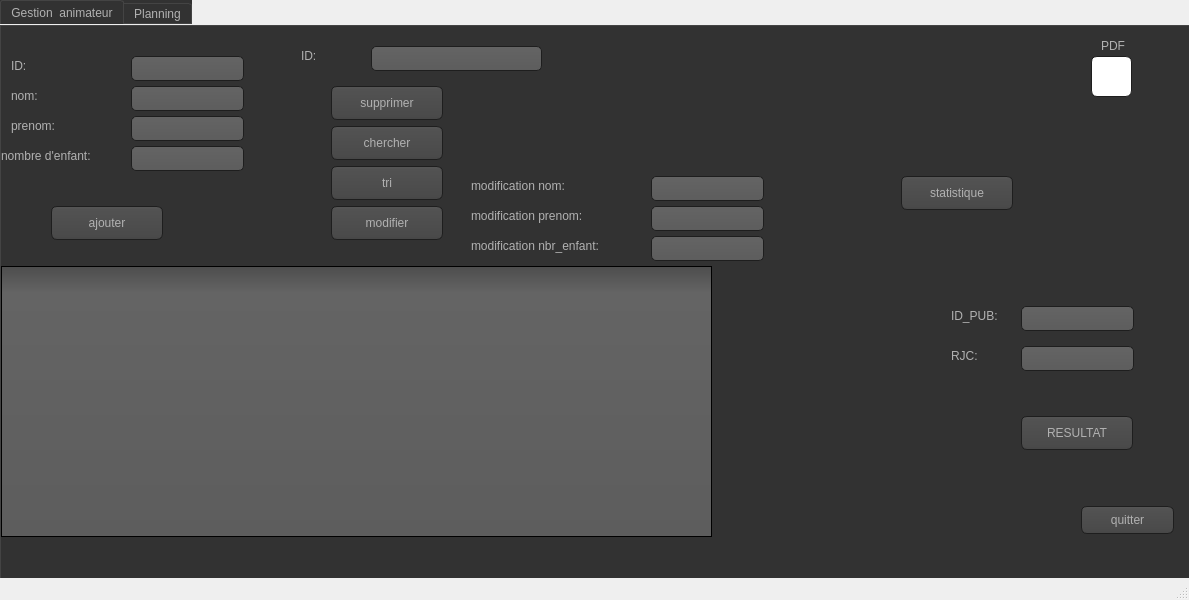
Qt form gestionanimateur/gestion_animateur.ui (dina-boughanmi/projet-C-) before a commit.
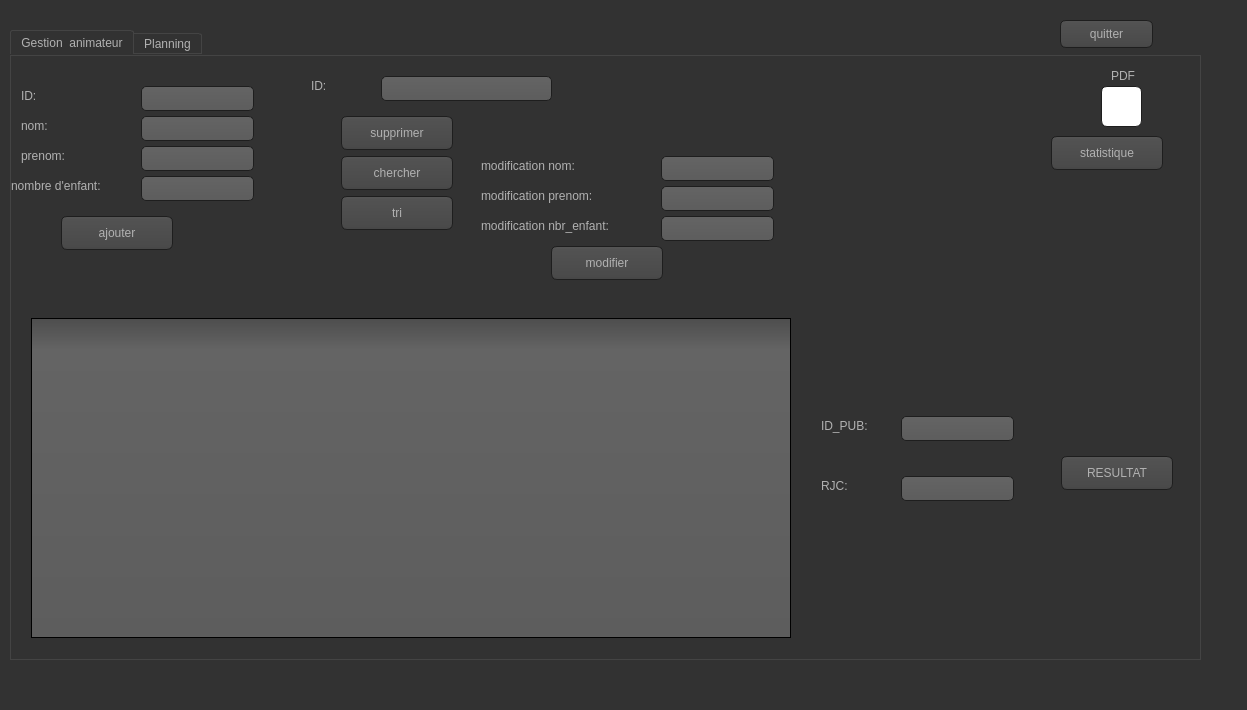
The same form after that commit. Icons and pictures are not drawn.

The edit to the form file:
```diff
--- a/gestionanimateur/gestion_animateur.ui
+++ b/gestionanimateur/gestion_animateur.ui
@@ -6,21 +6,489 @@
    <rect>
     <x>0</x>
     <y>0</y>
-    <width>1189</width>
-    <height>600</height>
+    <width>1247</width>
+    <height>710</height>
    </rect>
   </property>
   <property name="windowTitle">
    <string/>
   </property>
+  <property name="styleSheet">
+   <string notr="true">QCheckBox::indicator:checked, QRadioButton::indicator:checked
+{
+    border: 1px solid #444;
+       background-color: #3995D7;
+}
+
+
+QToolTip
+{
+     border: 1px solid black;
+     background-color:#3995D7;
+     padding: 1px;
+     border-radius: 3px;
+     opacity: 100;
+}
+
+QWidget
+{
+    color: #b1b1b1;
+    background-color: #323232;
+}
+
+QWidget:item:hover
+{
+    background-color: QLinearGradient( x1: 0, y1: 0, x2: 0, y2: 1, stop: 0#3995D7, stop: 1 #ca0619);
+    color: #000000;
+}
+
+QWidget:item:selected
+{
+    background-color: QLinearGradient( x1: 0, y1: 0, x2: 0, y2: 1, stop: 0#3995D7, stop: 1 #d7801a);
+}
+
+QMenuBar::item
+{
+    background: transparent;
+}
+
+QMenuBar::item:selected
+{
+    background: transparent;
+    border: 1px solid#3995D7;
+}
+
+QMenuBar::item:pressed
+{
+    background: #444;
+    border: 1px solid #000;
+    background-color: QLinearGradient(
+        x1:0, y1:0,
+        x2:0, y2:1,
+        stop:1 #212121,
+        stop:0.4 #343434/*,
+        stop:0.2 #343434,
+        stop:0.1#3995D7*/
+    );
+    margin-bottom:-1px;
+    padding-bottom:1px;
+}
+
+QMenu
+{
+    border: 1px solid #000;
+}
+
+QMenu::item
+{
+    padding: 2px 20px 2px 20px;
+}
+
+QMenu::item:selected
+{
+    color: #000000;
+}
+
+QWidget:disabled
+{
+    color: #404040;
+    background-color: #323232;
+}
+
+QAbstractItemView
+{
+    background-color: QLinearGradient( x1: 0, y1: 0, x2: 0, y2: 1, stop: 0 #4d4d4d, stop: 0.1 #646464, stop: 1 #5d5d5d);
+}
+
+QWidget:focus
+{
+    /*border: 2px solid QLinearGradient( x1: 0, y1: 0, x2: 0, y2: 1, stop: 0#3995D7, stop: 1 #d7801a);*/
+}
+
+QLineEdit
+{
+    background-color: QLinearGradient( x1: 0, y1: 0, x2: 0, y2: 1, stop: 0 #4d4d4d, stop: 0 #646464, stop: 1 #5d5d5d);
+    padding: 1px;
+    border-style: solid;
+    border: 1px solid #1e1e1e;
+    border-radius: 5;
+}
+
+QPushButton
+{
+    color: #b1b1b1;
+    background-color: QLinearGradient( x1: 0, y1: 0, x2: 0, y2: 1, stop: 0 #565656, stop: 0.1 #525252, stop: 0.5 #4e4e4e, stop: 0.9 #4a4a4a, stop: 1 #464646);
+    border-width: 1px;
+    border-color: #1e1e1e;
+    border-style: solid;
+    border-radius: 6;
+    padding: 3px;
+    font-size: 12px;
+    padding-left: 5px;
+    padding-right: 5px;
+}
+
+QPushButton:pressed
+{
+    background-color: QLinearGradient( x1: 0, y1: 0, x2: 0, y2: 1, stop: 0 #2d2d2d, stop: 0.1 #2b2b2b, stop: 0.5 #292929, stop: 0.9 #282828, stop: 1 #252525);
+}
+
+QComboBox
+{
+    selection-background-color:#3995D7;
+    background-color: QLinearGradient( x1: 0, y1: 0, x2: 0, y2: 1, stop: 0 #565656, stop: 0.1 #525252, stop: 0.5 #4e4e4e, stop: 0.9 #4a4a4a, stop: 1 #464646);
+    border-style: solid;
+    border: 1px solid #1e1e1e;
+    border-radius: 5;
+}
+
+QComboBox:hover,QPushButton:hover
+{
+    border: 2px solid QLinearGradient( x1: 0, y1: 0, x2: 0, y2: 1, stop: 0#3995D7, stop: 1 #3995D7);
+}
+
+
+QComboBox:on
+{
+    padding-top: 3px;
+    padding-left: 4px;
+    background-color: QLinearGradient( x1: 0, y1: 0, x2: 0, y2: 1, stop: 0 #2d2d2d, stop: 0.1 #2b2b2b, stop: 0.5 #292929, stop: 0.9 #282828, stop: 1 #252525);
+    selection-background-color:#3995D7;
+}
+
+QComboBox QAbstractItemView
+{
+    border: 2px solid darkgray;
+    selection-background-color: QLinearGradient( x1: 0, y1: 0, x2: 0, y2: 1, stop: 0#3995D7, stop: 1 #d7801a);
+}
+
+QComboBox::drop-down
+{
+     subcontrol-origin: padding;
+     subcontrol-position: top right;
+     width: 15px;
+
+     border-left-width: 0px;
+     border-left-color: darkgray;
+     border-left-style: solid; /* just a single line */
+     border-top-right-radius: 3px; /* same radius as the QComboBox */
+     border-bottom-right-radius: 3px;
+ }
+
+QComboBox::down-arrow
+{
+     image: url(:/down_arrow.png);
+}
+
+QGroupBox:focus
+{
+border: 2px solid QLinearGradient( x1: 0, y1: 0, x2: 0, y2: 1, stop: 0#3995D7, stop: 1 #d7801a);
+}
+
+QTextEdit:focus
+{
+    border: 2px solid QLinearGradient( x1: 0, y1: 0, x2: 0, y2: 1, stop: 0#3995D7, stop: 1 #d7801a);
+}
+
+QScrollBar:horizontal {
+     border: 1px solid #222222;
+     background: QLinearGradient( x1: 0, y1: 0, x2: 0, y2: 1, stop: 0.0 #121212, stop: 0.2 #282828, stop: 1 #484848);
+     height: 7px;
+     margin: 0px 16px 0 16px;
+}
+
+QScrollBar::handle:horizontal
+{
+      background: QLinearGradient( x1: 0, y1: 0, x2: 1, y2: 0, stop: 0#3995D7, stop: 0.5 #d7801a, stop: 1#3995D7);
+      min-height: 20px;
+      border-radius: 2px;
+}
+
+QScrollBar::add-line:horizontal {
+      border: 1px solid #1b1b19;
+      border-radius: 2px;
+      background: QLinearGradient( x1: 0, y1: 0, x2: 1, y2: 0, stop: 0#3995D7, stop: 1 #d7801a);
+      width: 14px;
+      subcontrol-position: right;
+      subcontrol-origin: margin;
+}
+
+QScrollBar::sub-line:horizontal {
+      border: 1px solid #1b1b19;
+      border-radius: 2px;
+      background: QLinearGradient( x1: 0, y1: 0, x2: 1, y2: 0, stop: 0#3995D7, stop: 1 #d7801a);
+      width: 14px;
+     subcontrol-position: left;
+     subcontrol-origin: margin;
+}
+
+QScrollBar::right-arrow:horizontal, QScrollBar::left-arrow:horizontal
+{
+      border: 1px solid black;
+      width: 1px;
+      height: 1px;
+      background: white;
+}
+
+QScrollBar::add-page:horizontal, QScrollBar::sub-page:horizontal
+{
+      background: none;
+}
+
+QScrollBar:vertical
+{
+      background: QLinearGradient( x1: 0, y1: 0, x2: 1, y2: 0, stop: 0.0 #121212, stop: 0.2 #282828, stop: 1 #484848);
+      width: 7px;
+      margin: 16px 0 16px 0;
+      border: 1px solid #222222;
+}
+
+QScrollBar::handle:vertical
+{
+      background: QLinearGradient( x1: 0, y1: 0, x2: 0, y2: 1, stop: 0#3995D7, stop: 0.5 #d7801a, stop: 1#3995D7);
+      min-height: 20px;
+      border-radius: 2px;
+}
+
+QScrollBar::add-line:vertical
+{
+      border: 1px solid #1b1b19;
+      border-radius: 2px;
+      background: QLinearGradient( x1: 0, y1: 0, x2: 0, y2: 1, stop: 0#3995D7, stop: 1 #d7801a);
+      height: 14px;
+      subcontrol-position: bottom;
+      subcontrol-origin: margin;
+}
+
+QScrollBar::sub-line:vertical
+{
+      border: 1px solid #1b1b19;
+      border-radius: 2px;
+      background: QLinearGradient( x1: 0, y1: 0, x2: 0, y2: 1, stop: 0 #d7801a, stop: 1#3995D7);
+      height: 14px;
+      subcontrol-position: top;
+      subcontrol-origin: margin;
+}
+
+QScrollBar::up-arrow:vertical, QScrollBar::down-arrow:vertical
+{
+      border: 1px solid black;
+      width: 1px;
+      height: 1px;
+      background: white;
+}
+
+
+QScrollBar::add-page:vertical, QScrollBar::sub-page:vertical
+{
+      background: none;
+}
+
+QTextEdit
+{
+    background-color: #242424;
+}
+
+QPlainTextEdit
+{
+    background-color: #242424;
+}
+
+QHeaderView::section
+{
+    background-color: QLinearGradient(x1:0, y1:0, x2:0, y2:1, stop:0 #616161, stop: 0.5 #505050, stop: 0.6 #434343, stop:1 #656565);
+    color: white;
+    padding-left: 4px;
+    border: 1px solid #6c6c6c;
+}
+
+QCheckBox:disabled
+{
+color: #414141;
+}
+
+QDockWidget::title
+{
+    text-align: center;
+    spacing: 3px; /* spacing between items in the tool bar */
+    background-color: QLinearGradient(x1:0, y1:0, x2:0, y2:1, stop:0 #323232, stop: 0.5 #242424, stop:1 #323232);
+}
+
+QDockWidget::close-button, QDockWidget::float-button
+{
+    text-align: center;
+    spacing: 1px; /* spacing between items in the tool bar */
+    background-color: QLinearGradient(x1:0, y1:0, x2:0, y2:1, stop:0 #323232, stop: 0.5 #242424, stop:1 #323232);
+}
+
+QDockWidget::close-button:hover, QDockWidget::float-button:hover
+{
+    background: #242424;
+}
+
+QDockWidget::close-button:pressed, QDockWidget::float-button:pressed
+{
+    padding: 1px -1px -1px 1px;
+}
+
+QMainWindow::separator
+{
+    background-color: QLinearGradient(x1:0, y1:0, x2:0, y2:1, stop:0 #161616, stop: 0.5 #151515, stop: 0.6 #212121, stop:1 #343434);
+    color: white;
+    padding-left: 4px;
+    border: 1px solid #4c4c4c;
+    spacing: 3px; /* spacing between items in the tool bar */
+}
+
+QMainWindow::separator:hover
+{
+
+    background-color: QLinearGradient(x1:0, y1:0, x2:0, y2:1, stop:0 #d7801a, stop:0.5 #b56c17 stop:1#3995D7);
+    color: white;
+    padding-left: 4px;
+    border: 1px solid #6c6c6c;
+    spacing: 3px; /* spacing between items in the tool bar */
+}
+
+QToolBar::handle
+{
+     spacing: 3px; /* spacing between items in the tool bar */
+     background: url(:/images/handle.png);
+}
+
+QMenu::separator
+{
+    height: 2px;
+    background-color: QLinearGradient(x1:0, y1:0, x2:0, y2:1, stop:0 #161616, stop: 0.5 #151515, stop: 0.6 #212121, stop:1 #343434);
+    color: white;
+    padding-left: 4px;
+    margin-left: 10px;
+    margin-right: 5px;
+}
+
+QProgressBar
+{
+    border: 2px solid grey;
+    border-radius: 5px;
+    text-align: center;
+}
+
+QProgressBar::chunk
+{
+    background-color:#3995D7;
+    width: 2.15px;
+    margin: 0.5px;
+}
+
+QTabBar::tab {
+    color: #b1b1b1;
+    border: 1px solid #444;
+    border-bottom-style: none;
+    background-color: #323232;
+    padding-left: 10px;
+    padding-right: 10px;
+    padding-top: 3px;
+    padding-bottom: 2px;
+    margin-right: -1px;
+}
+
+QTabWidget::pane {
+    border: 1px solid #444;
+    top: 1px;
+}
+
+QTabBar::tab:last
+{
+    margin-right: 0; /* the last selected tab has nothing to overlap with on the right */
+    border-top-right-radius: 3px;
+}
+
+QTabBar::tab:first:!selected
+{
+ margin-left: 0px; /* the last selected tab has nothing to overlap with on the right */
+
+
+    border-top-left-radius: 3px;
+}
+
+QTabBar::tab:!selected
+{
+    color: #b1b1b1;
+    border-bottom-style: solid;
+    margin-top: 3px;
+    background-color: QLinearGradient(x1:0, y1:0, x2:0, y2:1, stop:1 #212121, stop:.4 #343434);
+}
+
+QTabBar::tab:selected
+{
+    border-top-left-radius: 3px;
+    border-top-right-radius: 3px;
+    margin-bottom: 0px;
+}
+
+QTabBar::tab:!selected:hover
+{
+    /*border-top: 2px solid#3995D7;
+    padding-bottom: 3px;*/
+    border-top-left-radius: 3px;
+    border-top-right-radius: 3px;
+    background-color: QLinearGradient(x1:0, y1:0, x2:0, y2:1, stop:1 #212121, stop:0.4 #343434, stop:0.2 #343434, stop:0.1#3995D7);
+}
+
+QRadioButton::indicator:checked, QRadioButton::indicator:unchecked{
+    color: #b1b1b1;
+    background-color: #323232;
+    border: 1px solid #b1b1b1;
+    border-radius: 6px;
+}
+
+QRadioButton::indicator:checked
+{
+    background-color: qradialgradient(
+        cx: 0.5, cy: 0.5,
+        fx: 0.5, fy: 0.5,
+        radius: 1.0,
+        stop: 0.25#3995D7,
+        stop: 0.3 #323232
+    );
+}
+
+QCheckBox::indicator{
+    color: #b1b1b1;
+    background-color: #323232;
+    border: 1px solid #b1b1b1;
+    width: 9px;
+    height: 9px;
+}
+
+QRadioButton::indicator
+{
+    border-radius: 6px;
+}
+
+QRadioButton::indicator:hover, QCheckBox::indicator:hover
+{
+    border: 1px solid#3995D7;
+}
+
+QCheckBox::indicator:checked
+{
+    image:url(:/images/checkbox.png);
+}
+
+QCheckBox::indicator:disabled, QRadioButton::indicator:disabled
+{
+    border: 1px solid #444;
+}</string>
+  </property>
   <widget class="QWidget" name="centralwidget">
    <widget class="QTabWidget" name="PLANNING">
     <property name="geometry">
      <rect>
-      <x>0</x>
-      <y>0</y>
+      <x>10</x>
+      <y>30</y>
       <width>1191</width>
-      <height>621</height>
+      <height>630</height>
      </rect>
     </property>
     <property name="styleSheet">
@@ -580,7 +1048,7 @@
       <property name="geometry">
        <rect>
         <x>50</x>
-        <y>180</y>
+        <y>160</y>
         <width>112</width>
         <height>34</height>
        </rect>
@@ -592,10 +1060,10 @@
      <widget class="QTableView" name="tab_animateur">
       <property name="geometry">
        <rect>
-        <x>0</x>
-        <y>240</y>
-        <width>711</width>
-        <height>271</height>
+        <x>20</x>
+        <y>262</y>
+        <width>760</width>
+        <height>320</height>
        </rect>
       </property>
      </widget>
@@ -667,8 +1135,8 @@
      <widget class="QPushButton" name="modifier">
       <property name="geometry">
        <rect>
-        <x>330</x>
-        <y>180</y>
+        <x>540</x>
+        <y>190</y>
         <width>112</width>
         <height>34</height>
        </rect>
@@ -681,7 +1149,7 @@
       <property name="geometry">
        <rect>
         <x>470</x>
-        <y>150</y>
+        <y>100</y>
         <width>131</width>
         <height>20</height>
        </rect>
@@ -694,7 +1162,7 @@
       <property name="geometry">
        <rect>
         <x>470</x>
-        <y>180</y>
+        <y>130</y>
         <width>161</width>
         <height>20</height>
        </rect>
@@ -707,7 +1175,7 @@
       <property name="geometry">
        <rect>
         <x>650</x>
-        <y>150</y>
+        <y>100</y>
         <width>113</width>
         <height>25</height>
        </rect>
@@ -720,7 +1188,7 @@
       <property name="geometry">
        <rect>
         <x>650</x>
-        <y>180</y>
+        <y>130</y>
         <width>113</width>
         <height>25</height>
        </rect>
@@ -792,7 +1260,7 @@
       <property name="geometry">
        <rect>
         <x>470</x>
-        <y>210</y>
+        <y>160</y>
         <width>191</width>
         <height>20</height>
        </rect>
@@ -805,7 +1273,7 @@
       <property name="geometry">
        <rect>
         <x>650</x>
-        <y>210</y>
+        <y>160</y>
         <width>113</width>
         <height>25</height>
        </rect>
@@ -817,8 +1285,8 @@
      <widget class="QPushButton" name="statistique">
       <property name="geometry">
        <rect>
-        <x>900</x>
-        <y>150</y>
+        <x>1040</x>
+        <y>80</y>
         <width>112</width>
         <height>34</height>
        </rect>
@@ -830,8 +1298,8 @@
      <widget class="QLabel" name="label_12">
       <property name="geometry">
        <rect>
-        <x>950</x>
-        <y>280</y>
+        <x>810</x>
+        <y>360</y>
         <width>61</width>
         <height>20</height>
        </rect>
@@ -843,8 +1311,8 @@
      <widget class="QLineEdit" name="l_pub">
       <property name="geometry">
        <rect>
-        <x>1020</x>
-        <y>280</y>
+        <x>890</x>
+        <y>360</y>
         <width>113</width>
         <height>25</height>
        </rect>
@@ -856,8 +1324,8 @@
      <widget class="QPushButton" name="RJC1">
       <property name="geometry">
        <rect>
-        <x>1020</x>
-        <y>390</y>
+        <x>1050</x>
+        <y>400</y>
         <width>112</width>
         <height>34</height>
        </rect>
@@ -869,8 +1337,8 @@
      <widget class="QLineEdit" name="pointage">
       <property name="geometry">
        <rect>
-        <x>1020</x>
-        <y>320</y>
+        <x>890</x>
+        <y>420</y>
         <width>113</width>
         <height>25</height>
        </rect>
@@ -879,8 +1347,8 @@
      <widget class="QLabel" name="label_13">
       <property name="geometry">
        <rect>
-        <x>950</x>
-        <y>320</y>
+        <x>810</x>
+        <y>420</y>
         <width>61</width>
         <height>20</height>
        </rect>
@@ -889,17 +1357,17 @@
        <string>RJC:</string>
       </property>
      </widget>
-     <widget class="QPushButton" name="quitter_pushbottn">
+     <widget class="QLabel" name="animateurgif">
       <property name="geometry">
        <rect>
-        <x>1080</x>
-        <y>480</y>
-        <width>93</width>
-        <height>28</height>
+        <x>800</x>
+        <y>40</y>
+        <width>211</width>
+        <height>201</height>
        </rect>
       </property>
       <property name="text">
-       <string>quitter</string>
+       <string/>
       </property>
      </widget>
     </widget>
@@ -1001,6 +1469,19 @@
      </widget>
     </widget>
    </widget>
+   <widget class="QPushButton" name="quitter_pushbottn">
+    <property name="geometry">
+     <rect>
+      <x>1060</x>
+      <y>20</y>
+      <width>93</width>
+      <height>28</height>
+     </rect>
+    </property>
+    <property name="text">
+     <string>quitter</string>
+    </property>
+   </widget>
   </widget>
   <widget class="QMenuBar" name="menubar">
    <property name="geometry">
```
Left out of the diff: 45 changed lines with no effect on the pictures.
